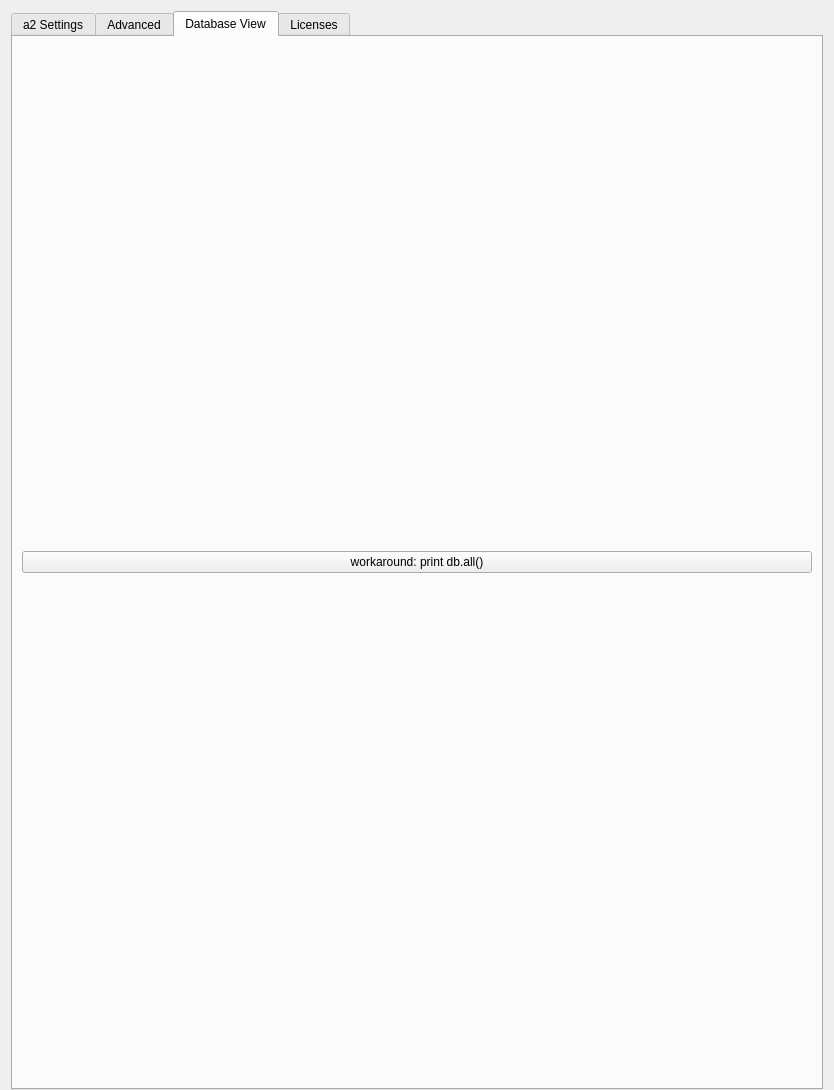
Before: the Qt Designer form ui/a2widget/a2settings_view.ui in ewerybody/a2, drawn with Qt 5.
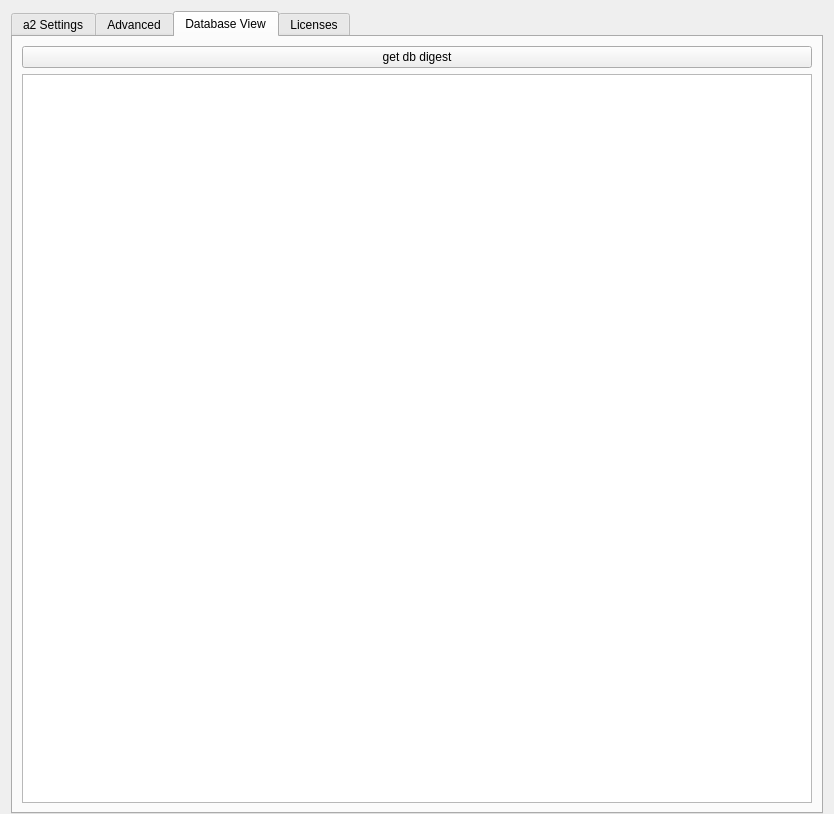
After: the same form once the commit is applied. The open tabs and pages were chosen to show the change. Icons and pictures are not drawn. Custom widgets are drawn as their Qt base class.

Commit message: better direct db debug view in settings

```diff
--- a/ui/a2widget/a2settings_view.ui
+++ b/ui/a2widget/a2settings_view.ui
@@ -7,7 +7,7 @@
     <x>0</x>
     <y>0</y>
     <width>834</width>
-    <height>1090</height>
+    <height>814</height>
    </rect>
   </property>
   <property name="windowTitle">
@@ -380,7 +380,20 @@
        <item>
         <widget class="QPushButton" name="db_print_all_button">
          <property name="text">
-          <string>workaround: print db.all()</string>
+          <string>get db digest</string>
+         </property>
+        </widget>
+       </item>
+       <item>
+        <widget class="QTextEdit" name="db_printout">
+         <property name="font">
+          <font>
+           <family>Consolas</family>
+           <pointsize>10</pointsize>
+          </font>
+         </property>
+         <property name="readOnly">
+          <bool>true</bool>
          </property>
         </widget>
        </item>
```
Left out of the diff: 4 changed lines with no effect on the pictures. The commit also changes 3 other files.
